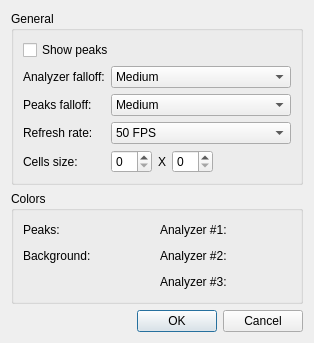
Qt form src/plugins/Visual/analyzer/settingsdialog.ui (ksv1986/qmmp-staging) before a commit.
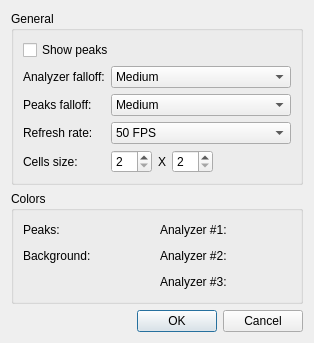
The same form after that commit. Custom widgets are drawn as their Qt base class.

Commit message: analyzer: added spin boxes limits

```diff
--- a/src/plugins/Visual/analyzer/settingsdialog.ui
+++ b/src/plugins/Visual/analyzer/settingsdialog.ui
@@ -167,7 +167,14 @@
       <item row="4" column="1">
        <layout class="QHBoxLayout" name="horizontalLayout">
         <item>
-         <widget class="QSpinBox" name="cellWidthSpinBox"/>
+         <widget class="QSpinBox" name="cellWidthSpinBox">
+          <property name="minimum">
+           <number>2</number>
+          </property>
+          <property name="maximum">
+           <number>50</number>
+          </property>
+         </widget>
         </item>
         <item>
          <widget class="QLabel" name="label_2">
@@ -177,7 +184,14 @@
          </widget>
         </item>
         <item>
-         <widget class="QSpinBox" name="cellHeightSpinBox"/>
+         <widget class="QSpinBox" name="cellHeightSpinBox">
+          <property name="minimum">
+           <number>2</number>
+          </property>
+          <property name="maximum">
+           <number>50</number>
+          </property>
+         </widget>
         </item>
         <item>
          <spacer name="horizontalSpacer">
```
